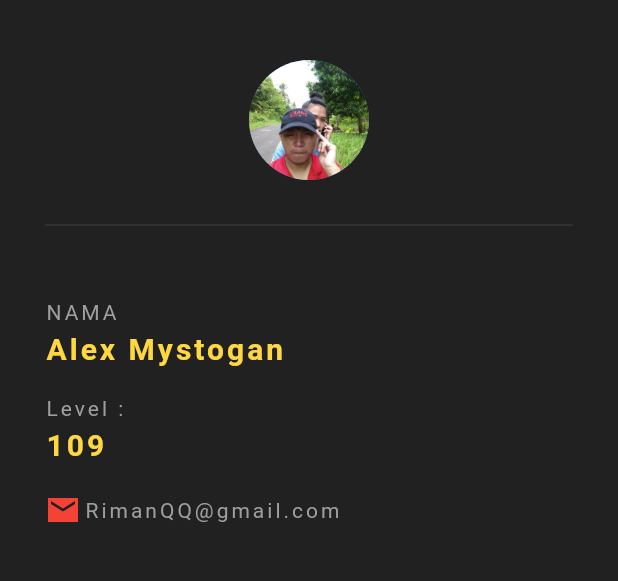
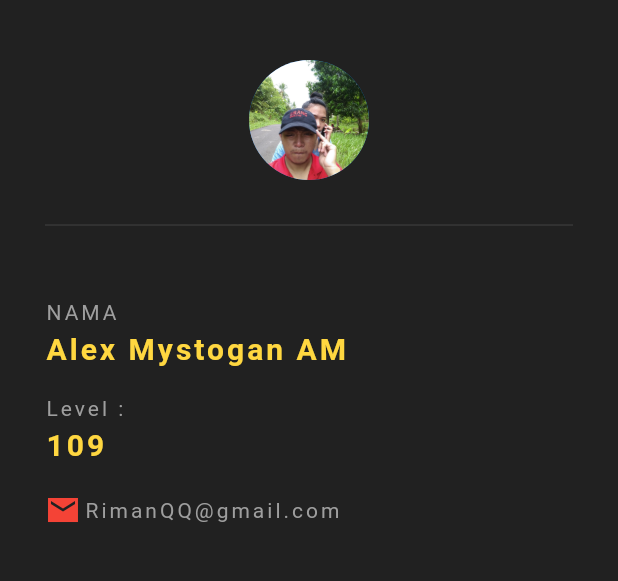
Before and after one commit to alexmystogan/ninjaflutter, a Flutter app: the screen it shows after launch, on a phone screen of 412 x 824 dp, the part 84-665 px from its top. Run offline on Flutter 3.47's test engine with Material 2 defaults, Android fonts, the phone set to English and light mode, and no system bars.

```diff
--- a/lib/main.dart
+++ b/lib/main.dart
@@ -43,7 +43,7 @@ class NinjaCard extends StatelessWidget {
            SizedBox(height:5.0),
 
             Text(
-              'Alex Mystogan',
+              'Alex Mystogan AM',
               style: TextStyle(
                 color: Colors.amberAccent,
                 letterSpacing: 2.0,
```
